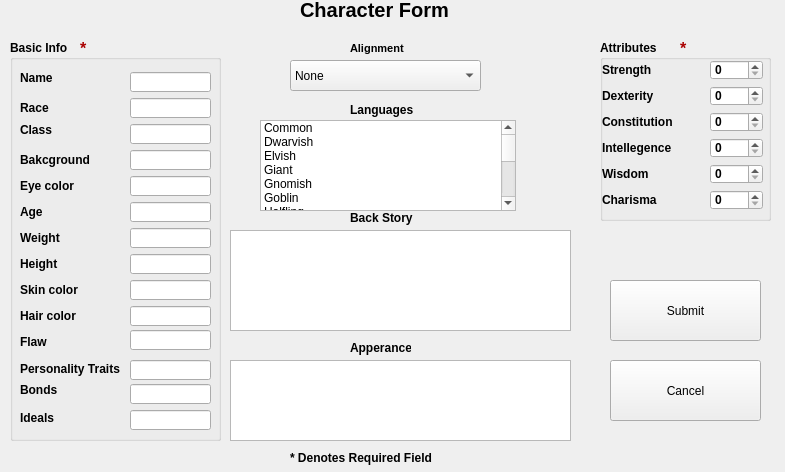
This is create_char_form.ui in ericmullally/dnd_tracker as Qt 5 draws it before an edit. The edited form follows.
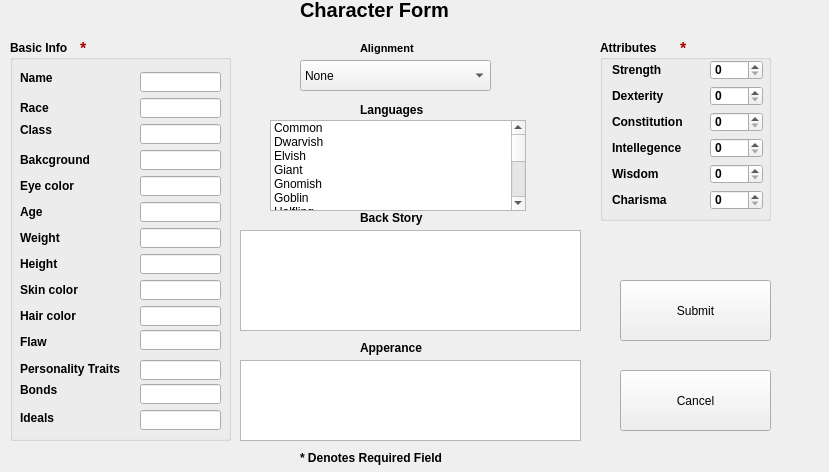
This is the edited form.

What changed in the file:
```diff
--- a/create_char_form.ui
+++ b/create_char_form.ui
@@ -6,7 +6,7 @@
    <rect>
     <x>0</x>
     <y>0</y>
-    <width>785</width>
+    <width>829</width>
     <height>472</height>
    </rect>
   </property>
@@ -36,9 +36,9 @@
   <widget class="QLabel" name="denotes_req_field_label">
    <property name="geometry">
     <rect>
-     <x>290</x>
+     <x>300</x>
      <y>450</y>
-     <width>171</width>
+     <width>231</width>
      <height>16</height>
     </rect>
    </property>
@@ -56,7 +56,7 @@
   <widget class="QPlainTextEdit" name="backstory_text_val">
    <property name="geometry">
     <rect>
-     <x>230</x>
+     <x>240</x>
      <y>230</y>
      <width>341</width>
      <height>101</height>
@@ -66,9 +66,9 @@
   <widget class="QLabel" name="back_strory_label">
    <property name="geometry">
     <rect>
-     <x>350</x>
+     <x>360</x>
      <y>210</y>
-     <width>71</width>
+     <width>91</width>
      <height>16</height>
     </rect>
    </property>
@@ -85,7 +85,7 @@
   <widget class="QPlainTextEdit" name="apperance_text_val">
    <property name="geometry">
     <rect>
-     <x>230</x>
+     <x>240</x>
      <y>360</y>
      <width>341</width>
      <height>81</height>
@@ -95,9 +95,9 @@
   <widget class="QLabel" name="apperance_label">
    <property name="geometry">
     <rect>
-     <x>350</x>
+     <x>360</x>
      <y>340</y>
-     <width>61</width>
+     <width>101</width>
      <height>16</height>
     </rect>
    </property>
@@ -114,7 +114,7 @@
   <widget class="QPushButton" name="submit_button">
    <property name="geometry">
     <rect>
-     <x>610</x>
+     <x>620</x>
      <y>280</y>
      <width>151</width>
      <height>61</height>
@@ -127,8 +127,8 @@
   <widget class="QPushButton" name="cancel_button">
    <property name="geometry">
     <rect>
-     <x>610</x>
-     <y>360</y>
+     <x>620</x>
+     <y>370</y>
      <width>151</width>
      <height>61</height>
     </rect>
@@ -142,7 +142,7 @@
     <rect>
      <x>10</x>
      <y>40</y>
-     <width>211</width>
+     <width>221</width>
      <height>401</height>
     </rect>
    </property>
@@ -296,7 +296,7 @@
    <widget class="QLineEdit" name="ideals_val">
     <property name="geometry">
      <rect>
-      <x>120</x>
+      <x>130</x>
       <y>370</y>
       <width>81</width>
       <height>20</height>
@@ -308,7 +308,7 @@
      <rect>
       <x>10</x>
       <y>80</y>
-      <width>41</width>
+      <width>51</width>
       <height>20</height>
      </rect>
     </property>
@@ -319,7 +319,7 @@
    <widget class="QLineEdit" name="weight_val">
     <property name="geometry">
      <rect>
-      <x>120</x>
+      <x>130</x>
       <y>188</y>
       <width>81</width>
       <height>20</height>
@@ -344,7 +344,7 @@
      <rect>
       <x>10</x>
       <y>340</y>
-      <width>41</width>
+      <width>51</width>
       <height>20</height>
      </rect>
     </property>
@@ -383,7 +383,7 @@
      <rect>
       <x>10</x>
       <y>110</y>
-      <width>71</width>
+      <width>91</width>
       <height>20</height>
      </rect>
     </property>
@@ -394,7 +394,7 @@
    <widget class="QLineEdit" name="name_val">
     <property name="geometry">
      <rect>
-      <x>120</x>
+      <x>130</x>
       <y>32</y>
       <width>81</width>
       <height>20</height>
@@ -406,7 +406,7 @@
      <rect>
       <x>10</x>
       <y>188</y>
-      <width>41</width>
+      <width>61</width>
       <height>20</height>
      </rect>
     </property>
@@ -417,7 +417,7 @@
    <widget class="QLineEdit" name="eye_val">
     <property name="geometry">
      <rect>
-      <x>120</x>
+      <x>130</x>
       <y>136</y>
       <width>81</width>
       <height>20</height>
@@ -427,7 +427,7 @@
    <widget class="QLineEdit" name="age_val">
     <property name="geometry">
      <rect>
-      <x>120</x>
+      <x>130</x>
       <y>162</y>
       <width>81</width>
       <height>20</height>
@@ -439,7 +439,7 @@
      <rect>
       <x>10</x>
       <y>370</y>
-      <width>41</width>
+      <width>51</width>
       <height>16</height>
      </rect>
     </property>
@@ -463,7 +463,7 @@
    <widget class="QLineEdit" name="height_val">
     <property name="geometry">
      <rect>
-      <x>120</x>
+      <x>130</x>
       <y>214</y>
       <width>81</width>
       <height>20</height>
@@ -473,7 +473,7 @@
    <widget class="QLineEdit" name="race_val">
     <property name="geometry">
      <rect>
-      <x>120</x>
+      <x>130</x>
       <y>58</y>
       <width>81</width>
       <height>20</height>
@@ -483,7 +483,7 @@
    <widget class="QLineEdit" name="flaw_val">
     <property name="geometry">
      <rect>
-      <x>120</x>
+      <x>130</x>
       <y>290</y>
       <width>81</width>
       <height>20</height>
@@ -493,7 +493,7 @@
    <widget class="QLineEdit" name="personality_val">
     <property name="geometry">
      <rect>
-      <x>120</x>
+      <x>130</x>
       <y>320</y>
       <width>81</width>
       <height>20</height>
@@ -503,7 +503,7 @@
    <widget class="QLineEdit" name="class_val">
     <property name="geometry">
      <rect>
-      <x>120</x>
+      <x>130</x>
       <y>84</y>
       <width>81</width>
       <height>20</height>
@@ -515,7 +515,7 @@
      <rect>
       <x>10</x>
       <y>30</y>
-      <width>41</width>
+      <width>51</width>
       <height>16</height>
      </rect>
     </property>
@@ -526,7 +526,7 @@
    <widget class="QLineEdit" name="background_val">
     <property name="geometry">
      <rect>
-      <x>120</x>
+      <x>130</x>
       <y>110</y>
       <width>81</width>
       <height>20</height>
@@ -538,7 +538,7 @@
      <rect>
       <x>10</x>
       <y>318</y>
-      <width>101</width>
+      <width>121</width>
       <height>21</height>
      </rect>
     </property>
@@ -549,7 +549,7 @@
    <widget class="QLineEdit" name="skin_val">
     <property name="geometry">
      <rect>
-      <x>120</x>
+      <x>130</x>
       <y>240</y>
       <width>81</width>
       <height>20</height>
@@ -561,7 +561,7 @@
      <rect>
       <x>10</x>
       <y>240</y>
-      <width>61</width>
+      <width>71</width>
       <height>20</height>
      </rect>
     </property>
@@ -587,7 +587,7 @@
      <rect>
       <x>10</x>
       <y>214</y>
-      <width>51</width>
+      <width>71</width>
       <height>20</height>
      </rect>
     </property>
@@ -598,7 +598,7 @@
    <widget class="QLineEdit" name="hair_val">
     <property name="geometry">
      <rect>
-      <x>120</x>
+      <x>130</x>
       <y>266</y>
       <width>81</width>
       <height>20</height>
@@ -608,7 +608,7 @@
    <widget class="QLineEdit" name="bonds_val">
     <property name="geometry">
      <rect>
-      <x>120</x>
+      <x>130</x>
       <y>344</y>
       <width>81</width>
       <height>20</height>
@@ -704,9 +704,9 @@
    <widget class="QLabel" name="str_label">
     <property name="geometry">
      <rect>
-      <x>2</x>
+      <x>12</x>
       <y>20</y>
-      <width>51</width>
+      <width>71</width>
       <height>20</height>
      </rect>
     </property>
@@ -737,9 +737,9 @@
    <widget class="QLabel" name="cha_label">
     <property name="geometry">
      <rect>
-      <x>2</x>
+      <x>12</x>
       <y>150</y>
-      <width>61</width>
+      <width>81</width>
       <height>20</height>
      </rect>
     </property>
@@ -750,9 +750,9 @@
    <widget class="QLabel" name="con_label">
     <property name="geometry">
      <rect>
-      <x>2</x>
+      <x>12</x>
       <y>72</y>
-      <width>71</width>
+      <width>81</width>
       <height>20</height>
      </rect>
     </property>
@@ -763,9 +763,9 @@
    <widget class="QLabel" name="int_label">
     <property name="geometry">
      <rect>
-      <x>2</x>
+      <x>12</x>
       <y>98</y>
-      <width>81</width>
+      <width>91</width>
       <height>20</height>
      </rect>
     </property>
@@ -786,9 +786,9 @@
    <widget class="QLabel" name="wis_label">
     <property name="geometry">
      <rect>
-      <x>2</x>
+      <x>12</x>
       <y>124</y>
-      <width>51</width>
+      <width>71</width>
       <height>20</height>
      </rect>
     </property>
@@ -809,9 +809,9 @@
    <widget class="QLabel" name="dex_label">
     <property name="geometry">
      <rect>
-      <x>2</x>
+      <x>12</x>
       <y>46</y>
-      <width>61</width>
+      <width>81</width>
       <height>20</height>
      </rect>
     </property>
@@ -833,7 +833,7 @@
   <widget class="QComboBox" name="alignment_box">
    <property name="geometry">
     <rect>
-     <x>290</x>
+     <x>300</x>
      <y>60</y>
      <width>191</width>
      <height>31</height>
@@ -893,7 +893,7 @@
   <widget class="QLabel" name="alignment_label">
    <property name="geometry">
     <rect>
-     <x>350</x>
+     <x>360</x>
      <y>40</y>
      <width>71</width>
      <height>16</height>
@@ -913,9 +913,9 @@
   <widget class="QLabel" name="languages_label">
    <property name="geometry">
     <rect>
-     <x>350</x>
+     <x>360</x>
      <y>100</y>
-     <width>71</width>
+     <width>101</width>
      <height>20</height>
     </rect>
    </property>
@@ -935,7 +935,7 @@
   <widget class="QListWidget" name="language_list">
    <property name="geometry">
     <rect>
-     <x>260</x>
+     <x>270</x>
      <y>120</y>
      <width>256</width>
      <height>91</height>
```
